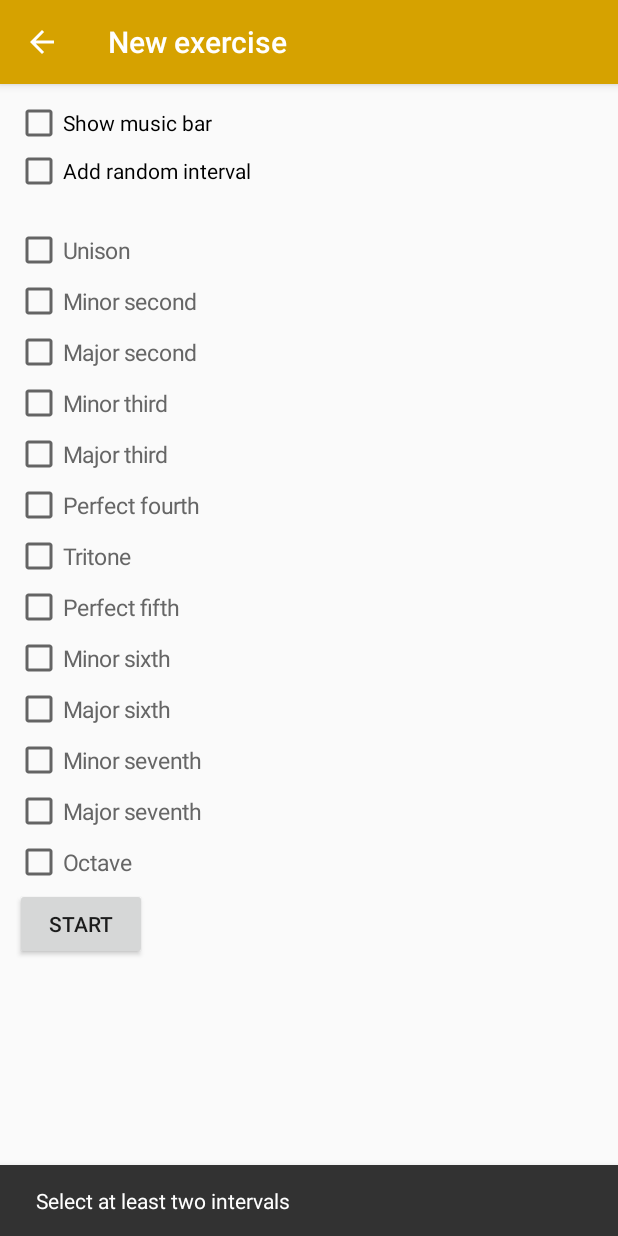
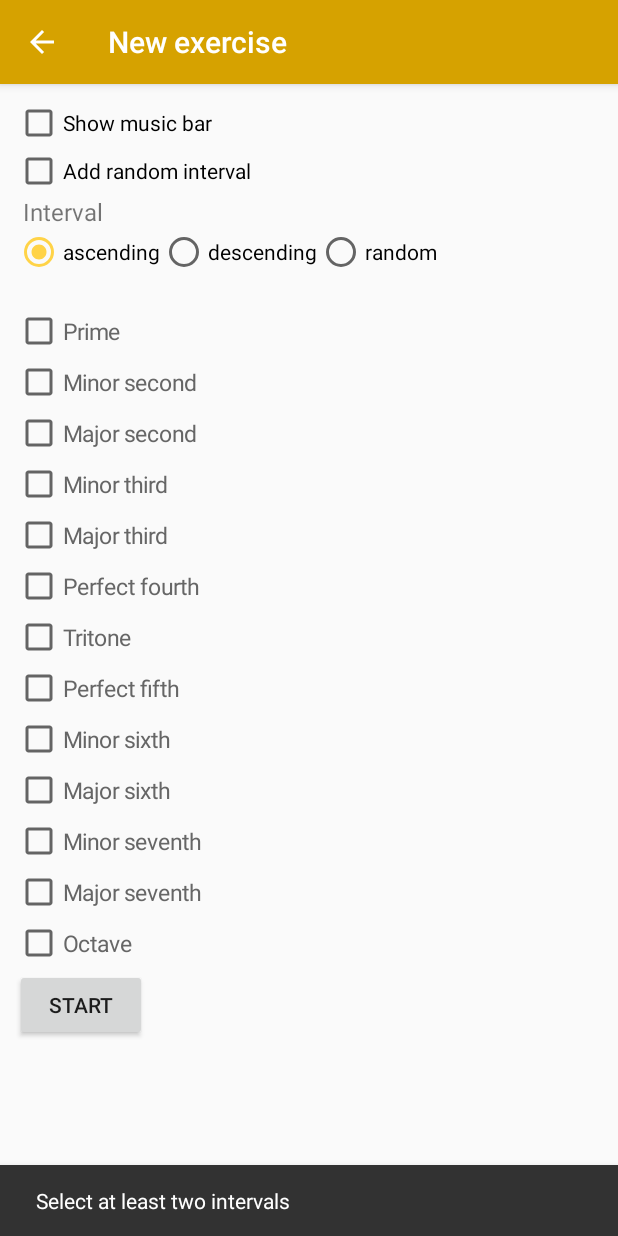
Before and after one commit to swentel/solfidola, an Android app: the ExerciseForm screen opened directly, with no data from a screen before it, after a tap on "START", on a phone screen of 412 x 824 dp. Run offline under Robolectric (Android 15) with nearby library versions, the phone set to English and light mode, and no system bars.

Commit message:
Interval

```diff
--- a/app/src/main/AndroidManifest.xml
+++ b/app/src/main/AndroidManifest.xml
@@ -13,6 +13,7 @@
         android:supportsRtl="true"
         android:theme="@style/AppTheme">
         <activity
+            android:screenOrientation="portrait"
             android:name=".MainActivity"
             android:label="@string/app_name"
             android:theme="@style/AppTheme.NoActionBar">
@@ -22,6 +23,7 @@
             </intent-filter>
         </activity>
         <activity
+            android:screenOrientation="portrait"
             android:name=".ExerciseForm"
             android:label="@string/exercise_new"
             android:parentActivityName=".LaunchActivity">
--- a/app/src/main/java/be/swentel/solfidola/ExerciseForm.java
+++ b/app/src/main/java/be/swentel/solfidola/ExerciseForm.java
@@ -7,6 +7,7 @@ import android.view.View;
 import android.widget.Button;
 import android.widget.CheckBox;
 import android.widget.LinearLayout;
+import android.widget.RadioButton;
 import android.widget.ScrollView;
 
 import androidx.appcompat.app.AppCompatActivity;
@@ -17,6 +18,7 @@ import java.util.ArrayList;
 
 import be.swentel.solfidola.Model.Exercise;
 import be.swentel.solfidola.Model.Interval;
+import be.swentel.solfidola.Utility.Debug;
 import be.swentel.solfidola.Utility.Intervals;
 import be.swentel.solfidola.db.DatabaseHelper;
 
@@ -69,6 +71,18 @@ public class ExerciseForm extends AppCompatActivity {
                     }
                 }
 
+                int intervalType = 0;
+                e.setIntervalType(intervalType);
+                RadioButton desc = findViewById(R.id.intervalDesc);
+                if (desc.isChecked()) {
+                    intervalType = 1;
+                }
+                RadioButton random = findViewById(R.id.intervalRandom);
+                if (random.isChecked()) {
+                    intervalType = 2;
+                }
+                e.setIntervalType(intervalType);
+
                 if (e.getIntervals().size() > 1) {
                     e.flattenData();
                     DatabaseHelper db = new DatabaseHelper(getApplicationContext());
--- a/app/src/main/java/be/swentel/solfidola/Model/Exercise.java
+++ b/app/src/main/java/be/swentel/solfidola/Model/Exercise.java
@@ -14,6 +14,8 @@ public class Exercise extends Record {
     private int mistakes = 0;
     private int timer = 0;
     private int replays = 0;
+    // 0 = ascending, 1 = descending, 2 = random
+    private int intervalType = 0;
     private boolean showBar = false;
     private boolean randomInterval = false;
     private ArrayList<Integer> intervals = new ArrayList<>();
@@ -70,6 +72,14 @@ public class Exercise extends Record {
         this.randomInterval = randomInterval;
     }
 
+    public int getIntervalType() {
+        return intervalType;
+    }
+
+    public void setIntervalType(int intervalType) {
+        this.intervalType = intervalType;
+    }
+
     public boolean showBar() {
         return showBar;
     }
@@ -88,6 +98,10 @@ public class Exercise extends Record {
                 for (int i = 0; i < intervals.length(); i++) {
                     this.addInterval(intervals.getInt(i));
                 }
+            }
+
+            if (o.has("intervalType")) {
+                this.setIntervalType(o.getInt("intervalType"));
             }
 
             if (o.has("showBar")) {
@@ -131,6 +145,7 @@ public class Exercise extends Record {
             o.put("showBar", this.showBar());
             o.put("randomInterval", this.addRandomInterval());
             o.put("intervals", i);
+            o.put("intervalType", this.getIntervalType());
             o.put("timer", this.getTimer());
             o.put("replays", this.getReplays());
             o.put("mistakes", this.getMistakes());
--- a/app/src/main/java/be/swentel/solfidola/Utility/Intervals.java
+++ b/app/src/main/java/be/swentel/solfidola/Utility/Intervals.java
@@ -9,7 +9,7 @@ public class Intervals {
 
     public static ArrayList<Interval> list() {
         ArrayList<Interval> intervals = new ArrayList<>();
-        intervals.add(new Interval(0, "Unison"));
+        intervals.add(new Interval(0, "Prime"));
         intervals.add(new Interval(1, "Minor second"));
         intervals.add(new Interval(2, "Major second"));
         intervals.add(new Interval(3, "Minor third"));
--- a/app/src/main/res/layout/exercise_form.xml
+++ b/app/src/main/res/layout/exercise_form.xml
@@ -18,13 +18,48 @@
             android:layout_height="wrap_content" />
 
         <CheckBox
-            android:layout_marginBottom="20dp"
             android:text="@string/random_interval_form"
             android:id="@+id/addRandomInterval"
             android:layout_width="wrap_content"
             android:layout_height="wrap_content" />
 
+        <TextView
+            android:textSize="@dimen/label"
+            android:layout_marginStart="5dp"
+            android:layout_width="wrap_content"
+            android:layout_height="wrap_content"
+            android:text="@string/interval" />
+
+        <RadioGroup
+            android:orientation="horizontal"
+            android:layout_width="wrap_content"
+            android:layout_height="wrap_content">
+
+            <RadioButton
+                android:checked="true"
+                android:text="@string/asc"
+                android:id="@+id/intervalAsc"
+                android:layout_width="wrap_content"
+                android:layout_height="wrap_content" />
+
+            <RadioButton
+                android:checked="false"
+                android:text="@string/desc"
+                android:id="@+id/intervalDesc"
+                android:layout_width="wrap_content"
+                android:layout_height="wrap_content" />
+
+            <RadioButton
+                android:checked="false"
+                android:text="@string/random"
+                android:id="@+id/intervalRandom"
+                android:layout_width="wrap_content"
+                android:layout_height="wrap_content" />
+
+        </RadioGroup>
+
         <LinearLayout android:orientation="vertical"
+            android:layout_marginTop="20dp"
             android:id="@+id/intervalContainer"
             android:layout_width="match_parent"
             android:layout_height="wrap_content" />
--- a/app/src/main/res/menu/solfege_menu.xml
+++ b/app/src/main/res/menu/solfege_menu.xml
@@ -17,6 +17,11 @@
         app:showAsAction="never" />
 
     <item
+        android:id="@+id/interval"
+        android:title="@string/interval"
+        app:showAsAction="never" />
+
+    <item
         android:id="@+id/playback"
         android:title="@string/playback"
         app:showAsAction="never" />
--- a/app/src/main/res/values/dimens.xml
+++ b/app/src/main/res/values/dimens.xml
@@ -7,6 +7,7 @@
     <dimen name="nav_header_height">150dp</dimen>
     <dimen name="fab_margin">16dp</dimen>
     <dimen name="big_text">20sp</dimen>
+    <dimen name="label">16sp</dimen>
     <dimen name="buttonMargin">15sp</dimen>
 
     <dimen name="tunerNoteSize">40sp</dimen>
--- a/app/src/main/res/values/strings.xml
+++ b/app/src/main/res/values/strings.xml
@@ -19,6 +19,11 @@
     <string name="harmonic">Harmonic</string>
     <string name="bar">Music bar</string>
     <string name="show_bar">Show music bar</string>
+    <string name="interval">Interval</string>
+    <string name="interval_type">Interval: %s</string>
+    <string name="asc">ascending</string>
+    <string name="desc">descending</string>
+    <string name="random">random</string>
     <string name="random_interval_form">Add random interval</string>
     <string name="random_interval">Random interval</string>
     <string name="instrument_selected">Instrument: %s</string>
@@ -31,6 +36,7 @@
     <string name="error_listener">Error listener: %s</string>
     <string name="error_setup">Error setup: %s</string>
     <string name="timeout">Timeout on speech</string>
+
 
     <string name="volume_off">Your volume is turned off</string>
     <string name="no_exercises">No exercises, create your first!</string>
@@ -65,4 +71,10 @@
     <string name="feedback_nice">Nice!</string>
     <string name="feedback_not_close">Not even close!</string>
 
+    <string-array name="interval_options">
+        <item>ascending</item>
+        <item>descending</item>
+        <item>random</item>
+    </string-array>
+
 </resources>
--- a/models/src/main/assets/sync/model-android/words-commands.txt
+++ b/models/src/main/assets/sync/model-android/words-commands.txt
@@ -17,6 +17,7 @@ twelve
 triton
 try
 tone
+prime
 play
 replay
 stop
```
Also changed, not shown: app/src/main/java/be/swentel/solfidola/ExerciseListAdapter.java (+22 -4 lines), app/src/main/java/be/swentel/solfidola/Solfege.java (+69 -2 lines), app/src/main/res/layout/list_item_exercise.xml (+9 -1 lines), app/src/main/res/layout/solfege.xml (+7 -0 lines), 2 other files.
